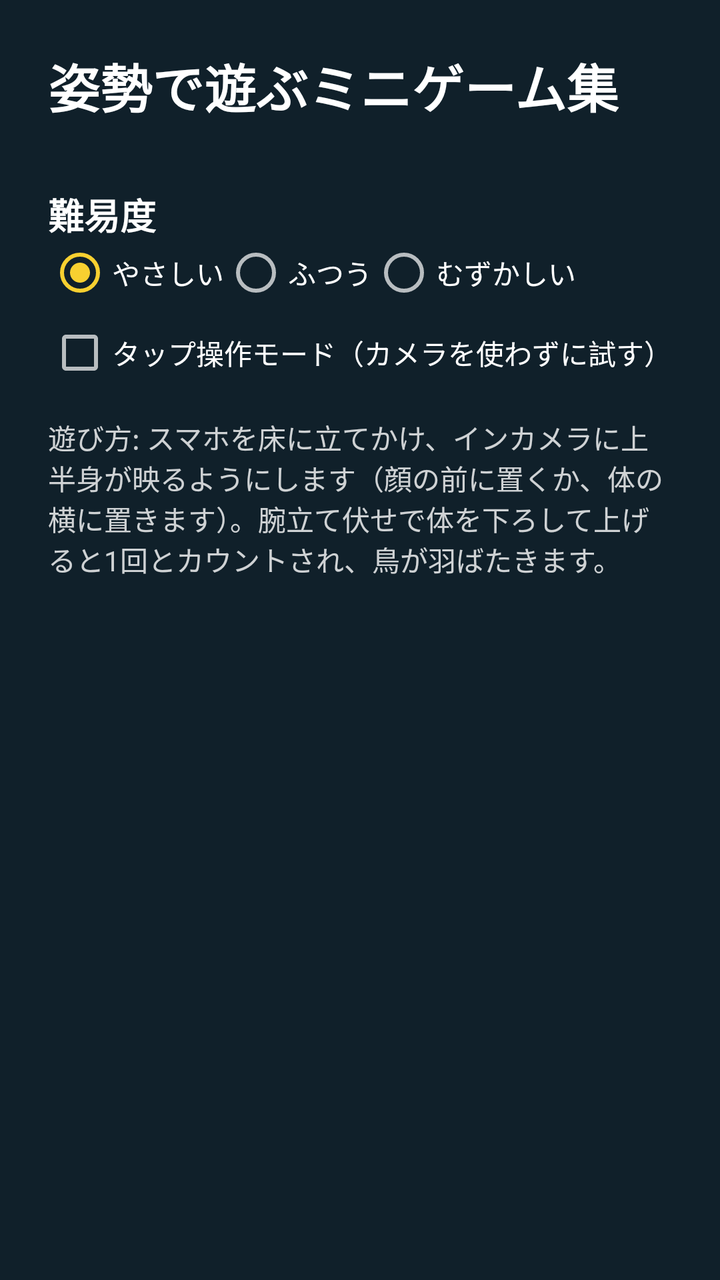
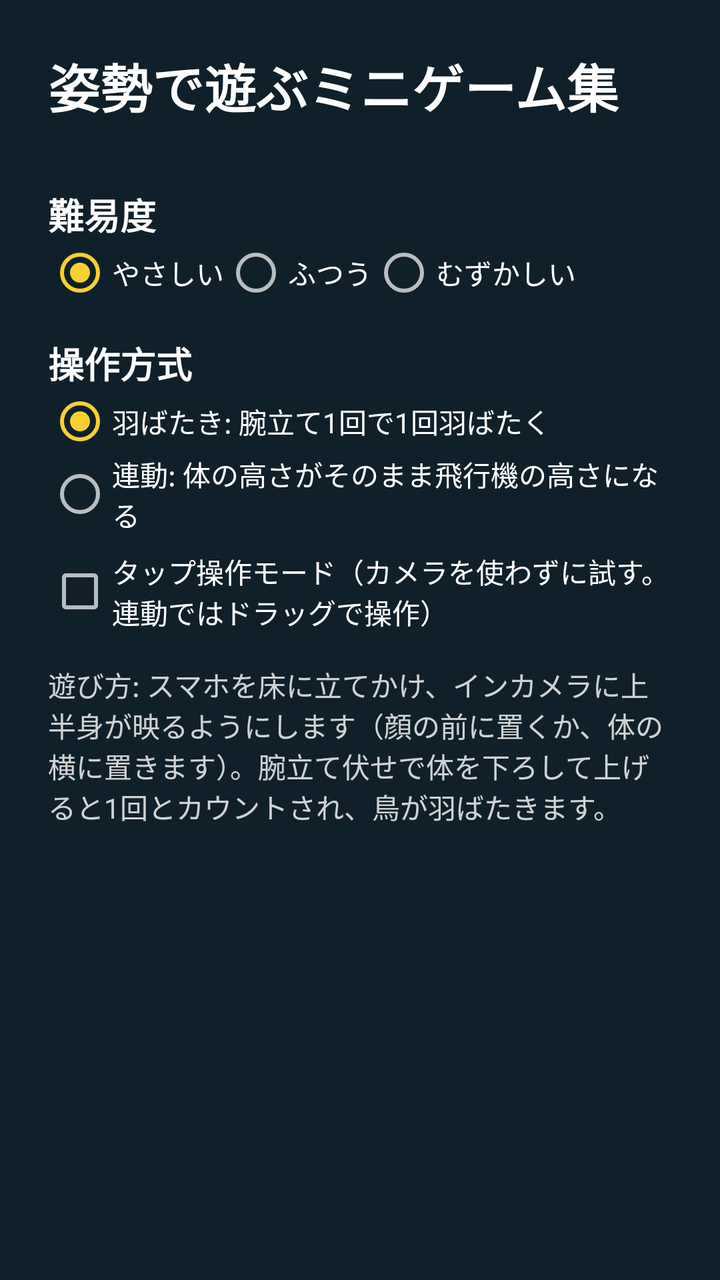

Before-and-after screenshots of an Android layout around one commit, followed by the original layout XML and the change that was made.
<!-- AndroidManifest.xml: application theme Theme.PushupFlappy -->
<!-- res/layout/activity_main.xml -->
<?xml version="1.0" encoding="utf-8"?>
<ScrollView xmlns:android="http://schemas.android.com/apk/res/android"
    android:layout_width="match_parent"
    android:layout_height="match_parent"
    android:fitsSystemWindows="true">

    <LinearLayout
        android:layout_width="match_parent"
        android:layout_height="wrap_content"
        android:orientation="vertical"
        android:padding="24dp">

        <TextView
            android:layout_width="wrap_content"
            android:layout_height="wrap_content"
            android:text="@string/menu_title"
            android:textSize="26sp"
            android:textStyle="bold" />

        <LinearLayout
            android:id="@+id/game_list"
            android:layout_width="match_parent"
            android:layout_height="wrap_content"
            android:layout_marginTop="16dp"
            android:orientation="vertical" />

        <TextView
            android:layout_width="wrap_content"
            android:layout_height="wrap_content"
            android:layout_marginTop="16dp"
            android:text="@string/menu_difficulty"
            android:textSize="18sp"
            android:textStyle="bold" />

        <RadioGroup
            android:id="@+id/difficulty"
            android:layout_width="match_parent"
            android:layout_height="wrap_content"
            android:checkedButton="@+id/difficulty_easy"
            android:orientation="horizontal">

            <RadioButton
                android:id="@id/difficulty_easy"
                android:layout_width="wrap_content"
                android:layout_height="wrap_content"
                android:text="@string/difficulty_easy" />

            <RadioButton
                android:id="@+id/difficulty_normal"
                android:layout_width="wrap_content"
                android:layout_height="wrap_content"
                android:text="@string/difficulty_normal" />

            <RadioButton
                android:id="@+id/difficulty_hard"
                android:layout_width="wrap_content"
                android:layout_height="wrap_content"
                android:text="@string/difficulty_hard" />
        </RadioGroup>

        <CheckBox
            android:id="@+id/tap_mode"
            android:layout_width="wrap_content"
            android:layout_height="wrap_content"
            android:layout_marginTop="8dp"
            android:text="@string/menu_tap_mode" />

        <TextView
            android:layout_width="match_parent"
            android:layout_height="wrap_content"
            android:layout_marginTop="16dp"
            android:alpha="0.8"
            android:text="@string/menu_howto"
            android:textSize="14sp" />
    </LinearLayout>
</ScrollView>
<!-- resources referenced by this layout -->
<resources>
  <string name="difficulty_easy">やさしい</string>
  <string name="difficulty_hard">むずかしい</string>
  <string name="difficulty_normal">ふつう</string>
  <string name="menu_difficulty">難易度</string>
  <string name="menu_howto">遊び方: スマホを床に立てかけ、インカメラに上半身が映るようにします（顔の前に置くか、体の横に置きます）。腕立て伏せで体を下ろして上げると1回とカウントされ、鳥が羽ばたきます。</string>
  <string name="menu_tap_mode">タップ操作モード（カメラを使わずに試す）</string>
  <string name="menu_title">姿勢で遊ぶミニゲーム集</string>
  <style name="Theme.PushupFlappy" parent="Theme.AppCompat.NoActionBar">
          <item name="colorPrimary">@color/pipe</item>
          <item name="colorPrimaryDark">@color/background</item>
          <item name="colorAccent">@color/bird</item>
          <item name="android:windowBackground">@color/background</item>
          <item name="android:textColor">@color/text</item>
      </style>
  <color name="pipe">#FF5EBD3E</color>
  <color name="background">#FF10202A</color>
  <color name="bird">#FFF8D030</color>
  <color name="text">#FFFFFFFF</color>
</resources>

<!-- the commit's change to res/layout/activity_main.xml (unified diff, before → after) -->
@@ -58,6 +58,34 @@
                 android:text="@string/difficulty_hard" />
         </RadioGroup>
 
+        <TextView
+            android:layout_width="wrap_content"
+            android:layout_height="wrap_content"
+            android:layout_marginTop="16dp"
+            android:text="@string/menu_control_mode"
+            android:textSize="18sp"
+            android:textStyle="bold" />
+
+        <RadioGroup
+            android:id="@+id/control_mode"
+            android:layout_width="match_parent"
+            android:layout_height="wrap_content"
+            android:checkedButton="@+id/control_flap"
+            android:orientation="vertical">
+
+            <RadioButton
+                android:id="@id/control_flap"
+                android:layout_width="wrap_content"
+                android:layout_height="wrap_content"
+                android:text="@string/control_flap" />
+
+            <RadioButton
+                android:id="@+id/control_linked"
+                android:layout_width="wrap_content"
+                android:layout_height="wrap_content"
+                android:text="@string/control_linked" />
+        </RadioGroup>
+
         <CheckBox
             android:id="@+id/tap_mode"
             android:layout_width="wrap_content"
<!-- resource entries referenced after the edit -->
@@ -1,11 +1,14 @@
 <!-- resources referenced by this layout -->
 <resources>
+  <string name="control_flap">羽ばたき: 腕立て1回で1回羽ばたく</string>
+  <string name="control_linked">連動: 体の高さがそのまま飛行機の高さになる</string>
   <string name="difficulty_easy">やさしい</string>
   <string name="difficulty_hard">むずかしい</string>
   <string name="difficulty_normal">ふつう</string>
+  <string name="menu_control_mode">操作方式</string>
   <string name="menu_difficulty">難易度</string>
   <string name="menu_howto">遊び方: スマホを床に立てかけ、インカメラに上半身が映るようにします（顔の前に置くか、体の横に置きます）。腕立て伏せで体を下ろして上げると1回とカウントされ、鳥が羽ばたきます。</string>
-  <string name="menu_tap_mode">タップ操作モード（カメラを使わずに試す）</string>
+  <string name="menu_tap_mode">タップ操作モード（カメラを使わずに試す。連動ではドラッグで操作）</string>
   <string name="menu_title">姿勢で遊ぶミニゲーム集</string>
   <style name="Theme.PushupFlappy" parent="Theme.AppCompat.NoActionBar">
           <item name="colorPrimary">@color/pipe</item>
